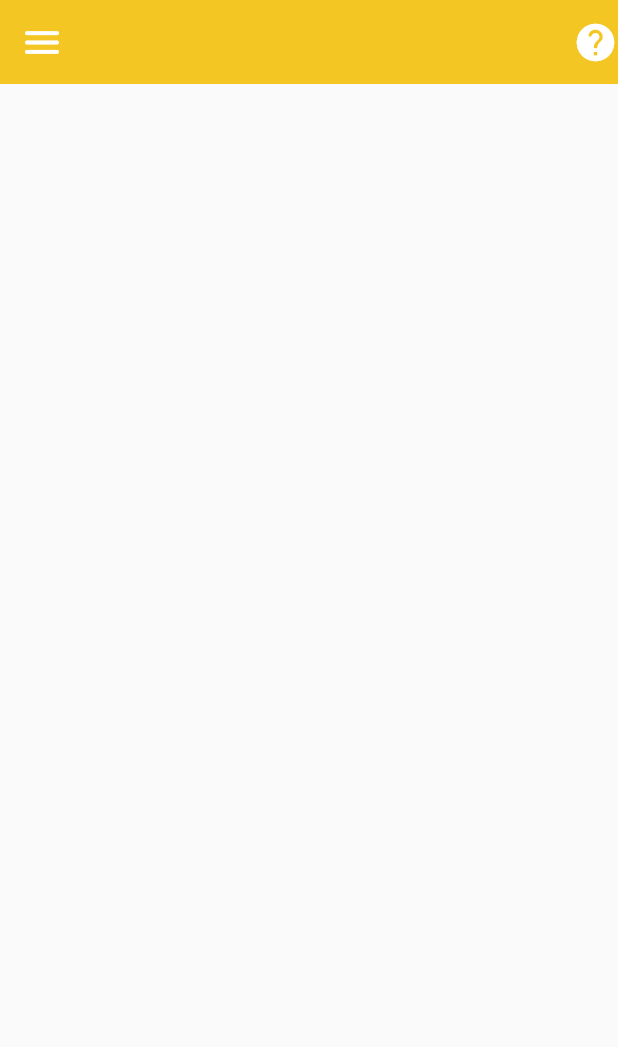
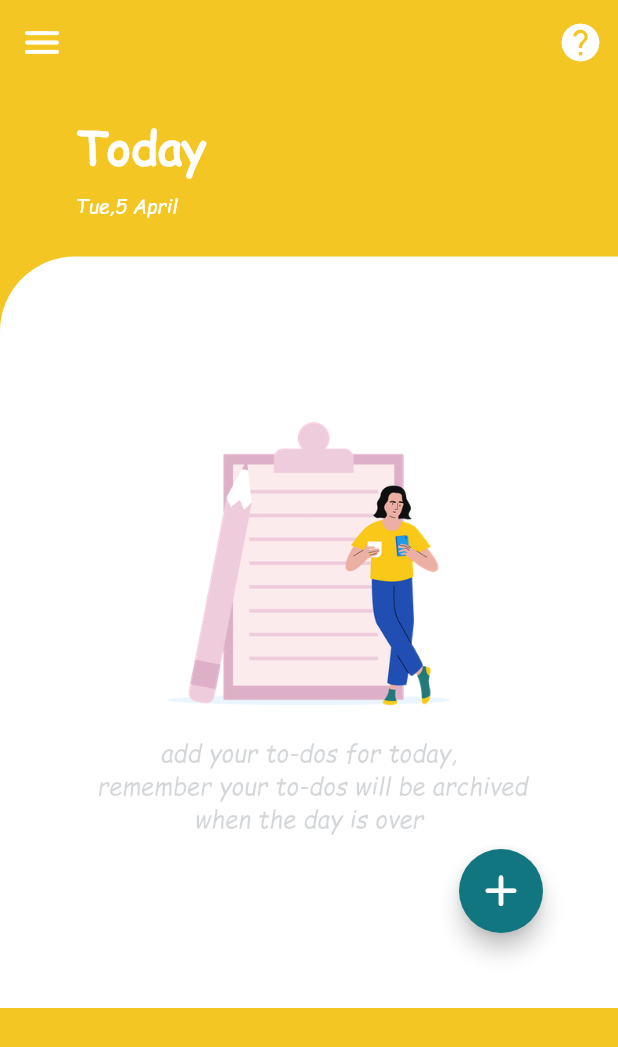
Before and after one commit to weaamokok/toDoADay, a Flutter app: the screen it shows after launch, on a phone screen of 412 x 824 dp. Shown: the top 1047 px of the screen. Run offline on Flutter 3.47's test engine with Material 2 defaults, Android fonts, the phone set to English and light mode, and no system bars.

Commit message:
Task Screen part 1
task screen needs some working on the white container that holds the todos

```diff
--- /dev/null
+++ b/to_do_a_day/lib/elements/const.dart
@@ -0,0 +1,13 @@
+import 'package:flutter/material.dart';
+
+Color conPrimaryY = Color(0xffF3C623);
+TextStyle conToday = TextStyle(
+    color: Colors.white,
+    fontFamily: 'ComicsB',
+    fontSize: 31,
+    fontWeight: FontWeight.w600);
+TextStyle conTodaysDate = TextStyle(
+    color: Colors.white,
+    fontFamily: 'Comics',
+    fontSize: 13,
+    fontWeight: FontWeight.normal);
--- a/to_do_a_day/lib/main.dart
+++ b/to_do_a_day/lib/main.dart
@@ -10,6 +10,7 @@ class MyApp extends StatelessWidget {
   Widget build(BuildContext context) {
     return MaterialApp(
       home: TasksScreen(),
+
     );
   }
 }
--- a/to_do_a_day/lib/screens/task_screen.dart
+++ b/to_do_a_day/lib/screens/task_screen.dart
@@ -1,12 +1,18 @@
+// ignore_for_file: prefer_const_literals_to_create_immutables
+
 import 'dart:io';
 import 'package:flutter/material.dart';
+import 'package:flutter/rendering.dart';
+import 'package:intl/intl.dart';
+import '../elements/const.dart';
 
+//TODO find a way to make the white container to take the remaining space of the screen
 class TasksScreen extends StatelessWidget {
-  const TasksScreen({Key? key}) : super(key: key);
-
+  DateTime date = new DateTime.now();
   @override
   Widget build(BuildContext context) {
     return Scaffold(
+      backgroundColor: conPrimaryY,
       appBar: AppBar(
         leading: Icon(
           Icons.menu_rounded,
@@ -18,12 +24,110 @@ class TasksScreen extends StatelessWidget {
             Icons.help_rounded,
             color: Colors.white,
             size: 30,
-          )
+          ),
+          SizedBox(
+            width: 10,
+          ),
         ],
         elevation: 0,
-        backgroundColor: Color(0xffF3C623),
+        backgroundColor: conPrimaryY,
       ),
-      body: Container(),
+      body: Container(
+        height: MediaQuery.of(context).size.height,
+        width: double.infinity,
+        child: SingleChildScrollView(
+          child: Column(
+            crossAxisAlignment: CrossAxisAlignment.start,
+            children: [
+              Container(
+                width: double.infinity,
+                margin: EdgeInsets.only(top: 20, left: 50),
+                child: Column(
+                  crossAxisAlignment: CrossAxisAlignment.start,
+                  children: [
+                    Text(
+                      'Today',
+                      style: conToday,
+                    ),
+                    SizedBox(
+                      height: 9,
+                    ),
+                    Text(
+                      DateFormat('EEEE').format(date).substring(
+                              0, 3) + //date fromat is from intl package
+                          ',' +
+                          DateFormat('d').format(date) +
+                          ' ' +
+                          DateFormat('MMMM').format(date),
+                      style: conTodaysDate,
+                    ),
+                    //today's date
+                  ],
+                ),
+              ),
+              SizedBox(
+                height: 25,
+              ),
+              Container(
+                padding: EdgeInsets.all(50),
+                width: double.infinity,
+                decoration: BoxDecoration(
+                    color: Colors.white,
+                    borderRadius:
+                        BorderRadius.only(topLeft: Radius.circular(50))),
+                child: SingleChildScrollView(
+                  child: Column(
+                    children: [
+                      Center(
+                        child: Column(
+                          children: [
+                            SizedBox(
+                              height: 50,
+                            ),
+                            SizedBox(
+                              width: 209,
+                              height: 209,
+                              child: Image(
+                                image: AssetImage(
+                                    'images/Stuck at Home - To Do List.png'),
+                              ),
+                            ),
+                            SizedBox(
+                              height: 10,
+                            ),
+                            Text(
+                              'add your to-dos for today,\n remember your to-dos will be archived when the day is over',
+                              style: TextStyle(
+                                  fontFamily: 'Comics',
+                                  fontSize: 16,
+                                  color: Color(0xff2A3642).withOpacity(.2)),
+                              textAlign: TextAlign.center,
+                            ),
+                          ],
+                        ),
+                      ),
+                      SizedBox(
+                        height: 10,
+                        // height: MediaQuery.of(context).size.height * .158,
+                      ),
+                      Align(
+                        alignment: Alignment.bottomRight,
+                        child: FloatingActionButton(
+                            backgroundColor: Color(0xff127681),
+                            child: Icon(
+                              Icons.add_rounded,
+                              size: 35,
+                            ),
+                            onPressed: () {}),
+                      )
+                    ],
+                  ),
+                ),
+              )
+            ],
+          ),
+        ),
+      ),
     );
   }
 }
```
Also changed, not shown: to_do_a_day/pubspec.yaml (+14 -9 lines), to_do_a_day/fonts/COMIC.TTF (added), to_do_a_day/fonts/ComicSansMS3.ttf (added), to_do_a_day/fonts/comici.ttf (added), to_do_a_day/fonts/comicz.ttf (added), to_do_a_day/images/Stuck at Home - To Do List.png (added), to_do_a_day/pubspec.lock, 3 other files.
